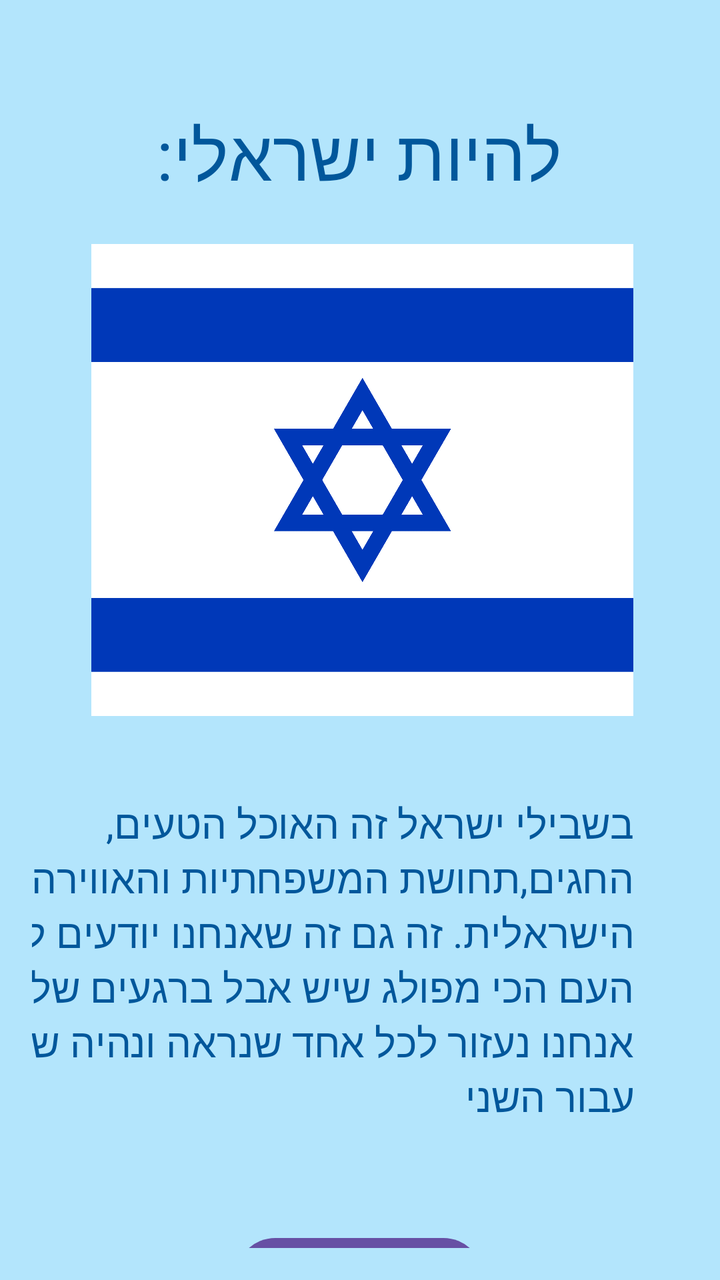
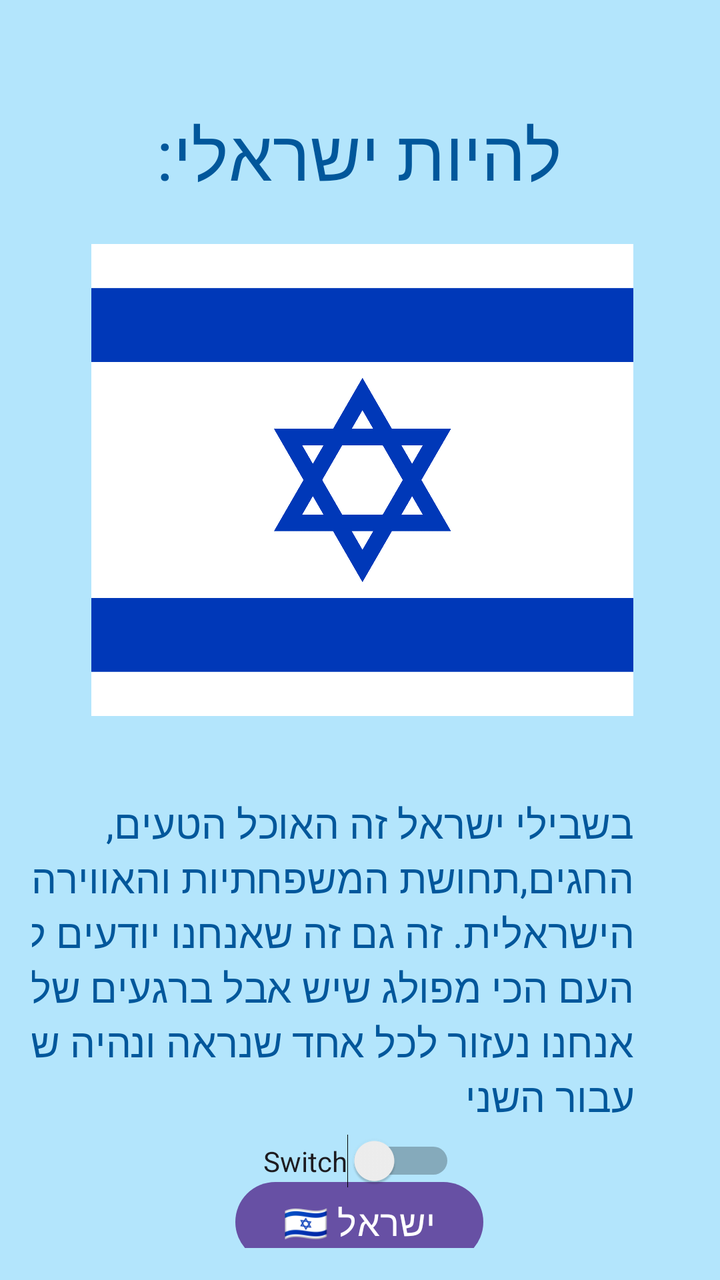

The first picture is an Android layout as it rendered before a commit; the second is the same layout after the commit. The layout source and the unified diff follow.
<!-- AndroidManifest.xml: application theme Theme.DanFirstApp -->
<!-- res/layout/activity_main.xml -->
<?xml version="1.0" encoding="utf-8"?>
<androidx.constraintlayout.widget.ConstraintLayout  xmlns:android="http://schemas.android.com/apk/res/android"
    xmlns:app="http://schemas.android.com/apk/res-auto"
    android:background="#B3E5FC"
    android:layout_width="match_parent"
    android:layout_height="match_parent"
    android:orientation="vertical"
    android:gravity="center"
    android:padding="16dp"
    android:id="@+id/main"
    >

    <TextView
        android:id="@+id/tvTitle"
        android:layout_width="266dp"
        android:layout_height="90dp"
        android:layout_marginTop="16dp"
        android:gravity="center"
        android:text="להיות ישראלי:"
        android:textColor="#01579B"
        android:textSize="35sp"
        app:layout_constraintEnd_toEndOf="parent"
        app:layout_constraintHorizontal_bias="0.495"
        app:layout_constraintStart_toStartOf="parent"
        app:layout_constraintTop_toTopOf="parent" />

    <ImageView
        android:id="@+id/imgMom"
        android:layout_width="271dp"
        android:layout_height="236dp"
        android:contentDescription="תמונה של דגל ישראל"
        android:scaleType="centerCrop"
        android:src="@drawable/flag"
        app:layout_constraintEnd_toEndOf="parent"
        app:layout_constraintHorizontal_bias="0.518"
        app:layout_constraintStart_toStartOf="parent"
        app:layout_constraintTop_toBottomOf="@+id/tvTitle" />

    <TextView
        android:id="@+id/tvDescription"
        android:layout_width="372dp"
        android:layout_height="173dp"
        android:layout_marginTop="40dp"
        android:text="בשבילי ישראל זה האוכל הטעים, החגים,תחושת המשפחתיות והאווירה הישראלית. זה גם זה שאנחנו יודעים להיות העם הכי מפולג שיש אבל ברגעים של צורך אנחנו נעזור לכל אחד שנראה ונהיה שם אחד עבור השני  "
        android:textColor="#01579B"
        android:textSize="20sp"
        app:layout_constraintEnd_toEndOf="@+id/imgMom"
        app:layout_constraintHorizontal_bias="1.0"
        app:layout_constraintStart_toStartOf="@+id/imgMom"
        app:layout_constraintTop_toBottomOf="@+id/imgMom" />

    <Button
        android:id="@+id/btnIsrael"
        android:layout_width="wrap_content"
        android:layout_height="wrap_content"
        android:layout_marginTop="44dp"
        android:text="ישראל 🇮🇱"
        android:textSize="18sp"
        app:layout_constraintEnd_toEndOf="parent"
        app:layout_constraintHorizontal_bias="0.498"
        app:layout_constraintStart_toStartOf="parent"
        app:layout_constraintTop_toBottomOf="@+id/tvDescription" />

</androidx.constraintlayout.widget.ConstraintLayout>
<!-- resources referenced by this layout -->
<resources>
  <!-- drawable flag: png bitmap (drawable, 17040 bytes) -->
  <style name="Theme.DanFirstApp" parent="Base.Theme.DanFirstApp" />
  <style name="Base.Theme.DanFirstApp" parent="Theme.Material3.DayNight.NoActionBar">
          
          
      </style>
</resources>

<!-- the commit's change to res/layout/activity_main.xml (unified diff, before → after) -->
@@ -1,6 +1,7 @@
 <?xml version="1.0" encoding="utf-8"?>
 <androidx.constraintlayout.widget.ConstraintLayout  xmlns:android="http://schemas.android.com/apk/res/android"
     xmlns:app="http://schemas.android.com/apk/res-auto"
+    xmlns:tools="http://schemas.android.com/tools"
     android:background="#B3E5FC"
     android:layout_width="match_parent"
     android:layout_height="match_parent"
@@ -49,16 +50,30 @@
         app:layout_constraintStart_toStartOf="@+id/imgMom"
         app:layout_constraintTop_toBottomOf="@+id/imgMom" />
 
+
     <Button
         android:id="@+id/btnIsrael"
         android:layout_width="wrap_content"
         android:layout_height="wrap_content"
-        android:layout_marginTop="44dp"
+        android:layout_marginTop="16dp"
         android:text="ישראל 🇮🇱"
         android:textSize="18sp"
+        android:visibility="visible"
         app:layout_constraintEnd_toEndOf="parent"
         app:layout_constraintHorizontal_bias="0.498"
         app:layout_constraintStart_toStartOf="parent"
         app:layout_constraintTop_toBottomOf="@+id/tvDescription" />
 
+    <Switch
+        android:id="@+id/swDan"
+        android:layout_width="wrap_content"
+        android:layout_height="wrap_content"
+        android:layout_marginBottom="30dp"
+        android:text="Switch"
+        app:layout_constraintBottom_toBottomOf="parent"
+        app:layout_constraintEnd_toEndOf="parent"
+        app:layout_constraintHorizontal_bias="0.498"
+        app:layout_constraintStart_toStartOf="parent" />
+
+
 </androidx.constraintlayout.widget.ConstraintLayout>
